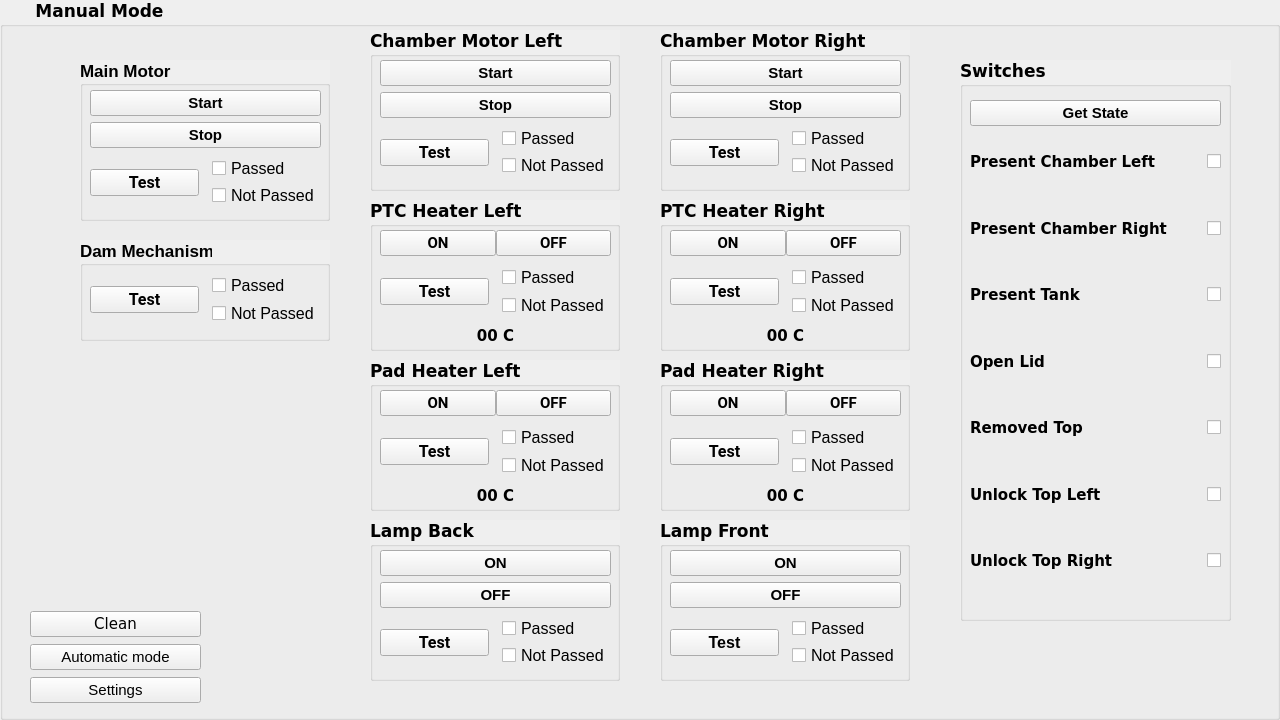
Qt form Screens/VcDvtTestTools_manual_mode.ui (aenapple/VcDvtTestTools) before a commit.
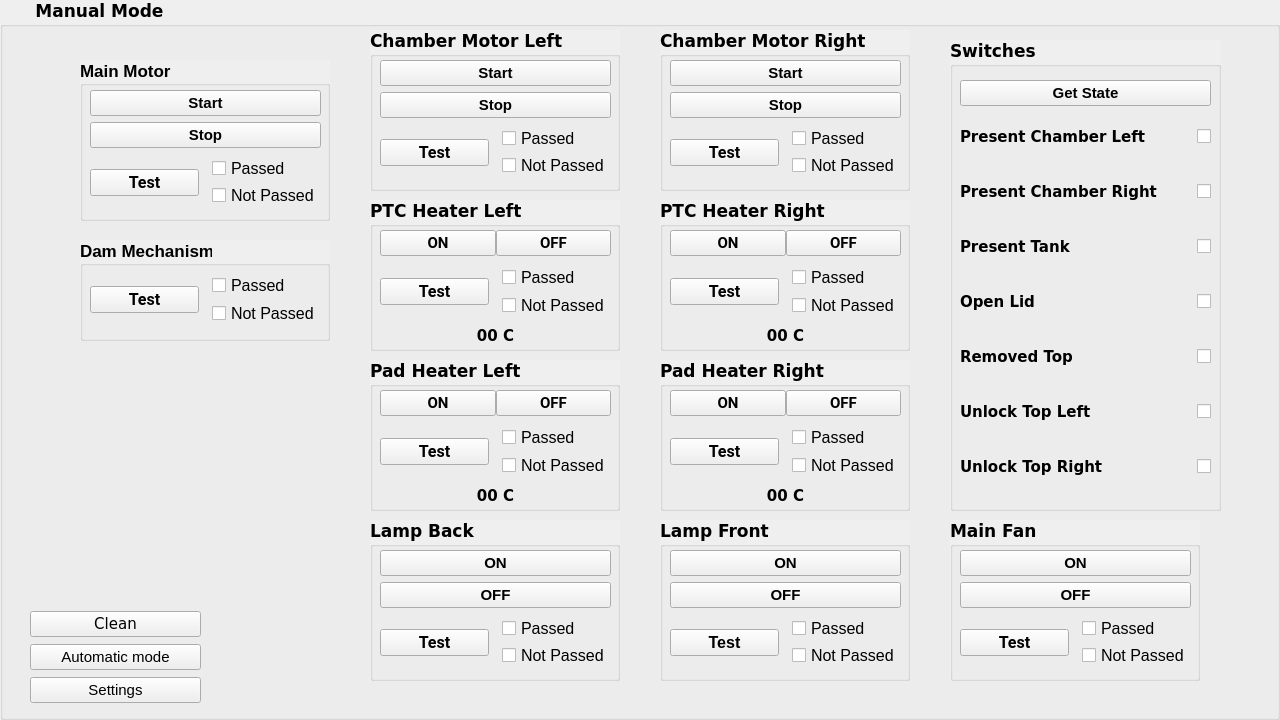
The same form after that commit.

```diff
--- a/Screens/VcDvtTestTools_manual_mode.ui
+++ b/Screens/VcDvtTestTools_manual_mode.ui
@@ -1680,10 +1680,10 @@
    <widget class="QGroupBox" name="grBox_Switches">
     <property name="geometry">
      <rect>
-      <x>960</x>
-      <y>60</y>
+      <x>950</x>
+      <y>40</y>
       <width>271</width>
-      <height>561</height>
+      <height>471</height>
      </rect>
     </property>
     <property name="font">
@@ -1709,7 +1709,7 @@
        <x>10</x>
        <y>40</y>
        <width>251</width>
-       <height>491</height>
+       <height>411</height>
       </rect>
      </property>
      <layout class="QVBoxLayout" name="verticalLayout_switches">
@@ -2191,6 +2191,156 @@
      </item>
     </layout>
    </widget>
+   <widget class="QGroupBox" name="grBox_MainFan">
+    <property name="geometry">
+     <rect>
+      <x>950</x>
+      <y>520</y>
+      <width>250</width>
+      <height>161</height>
+     </rect>
+    </property>
+    <property name="font">
+     <font>
+      <pointsize>13</pointsize>
+     </font>
+    </property>
+    <property name="autoFillBackground">
+     <bool>true</bool>
+    </property>
+    <property name="title">
+     <string>Main Fan</string>
+    </property>
+    <property name="flat">
+     <bool>false</bool>
+    </property>
+    <property name="checkable">
+     <bool>false</bool>
+    </property>
+    <widget class="QWidget" name="verticalLayoutWidget_12">
+     <property name="geometry">
+      <rect>
+       <x>10</x>
+       <y>30</y>
+       <width>231</width>
+       <height>121</height>
+      </rect>
+     </property>
+     <layout class="QVBoxLayout" name="verticalLayout_MainFan">
+      <item>
+       <widget class="QPushButton" name="btn_MainFan_ON">
+        <property name="font">
+         <font>
+          <family>MS Shell Dlg 2</family>
+          <pointsize>11</pointsize>
+         </font>
+        </property>
+        <property name="text">
+         <string>ON</string>
+        </property>
+       </widget>
+      </item>
+      <item>
+       <widget class="QPushButton" name="btn_MainFanOff">
+        <property name="font">
+         <font>
+          <family>MS Shell Dlg 2</family>
+          <pointsize>11</pointsize>
+         </font>
+        </property>
+        <property name="text">
+         <string>OFF</string>
+        </property>
+       </widget>
+      </item>
+      <item>
+       <layout class="QHBoxLayout" name="hLayout_MainFan">
+        <property name="spacing">
+         <number>3</number>
+        </property>
+        <item>
+         <widget class="QPushButton" name="btn_TestMainFan">
+          <property name="baseSize">
+           <size>
+            <width>150</width>
+            <height>50</height>
+           </size>
+          </property>
+          <property name="font">
+           <font>
+            <family>Roboto</family>
+            <pointsize>12</pointsize>
+            <kerning>true</kerning>
+           </font>
+          </property>
+          <property name="text">
+           <string>Test</string>
+          </property>
+         </widget>
+        </item>
+        <item>
+         <spacer name="verticalSpacerMainFan">
+          <property name="orientation">
+           <enum>Qt::Vertical</enum>
+          </property>
+          <property name="sizeHint" stdset="0">
+           <size>
+            <width>10</width>
+            <height>40</height>
+           </size>
+          </property>
+         </spacer>
+        </item>
+        <item>
+         <layout class="QVBoxLayout" name="verticalLayoutMainFan">
+          <property name="spacing">
+           <number>0</number>
+          </property>
+          <item>
+           <widget class="QCheckBox" name="checkBox_TestMainFan_Passed">
+            <property name="font">
+             <font>
+              <family>MS Shell Dlg 2</family>
+              <pointsize>12</pointsize>
+              <weight>50</weight>
+              <italic>false</italic>
+              <bold>false</bold>
+              <underline>false</underline>
+              <strikeout>false</strikeout>
+              <kerning>true</kerning>
+             </font>
+            </property>
+            <property name="text">
+             <string>Passed</string>
+            </property>
+           </widget>
+          </item>
+          <item>
+           <widget class="QCheckBox" name="checkBox_TestMainFan_NotPassed">
+            <property name="font">
+             <font>
+              <family>MS Shell Dlg 2</family>
+              <pointsize>12</pointsize>
+              <weight>50</weight>
+              <italic>false</italic>
+              <bold>false</bold>
+              <underline>false</underline>
+              <strikeout>false</strikeout>
+              <kerning>true</kerning>
+             </font>
+            </property>
+            <property name="text">
+             <string>Not Passed</string>
+            </property>
+           </widget>
+          </item>
+         </layout>
+        </item>
+       </layout>
+      </item>
+     </layout>
+    </widget>
+   </widget>
   </widget>
  </widget>
  <resources/>
```
